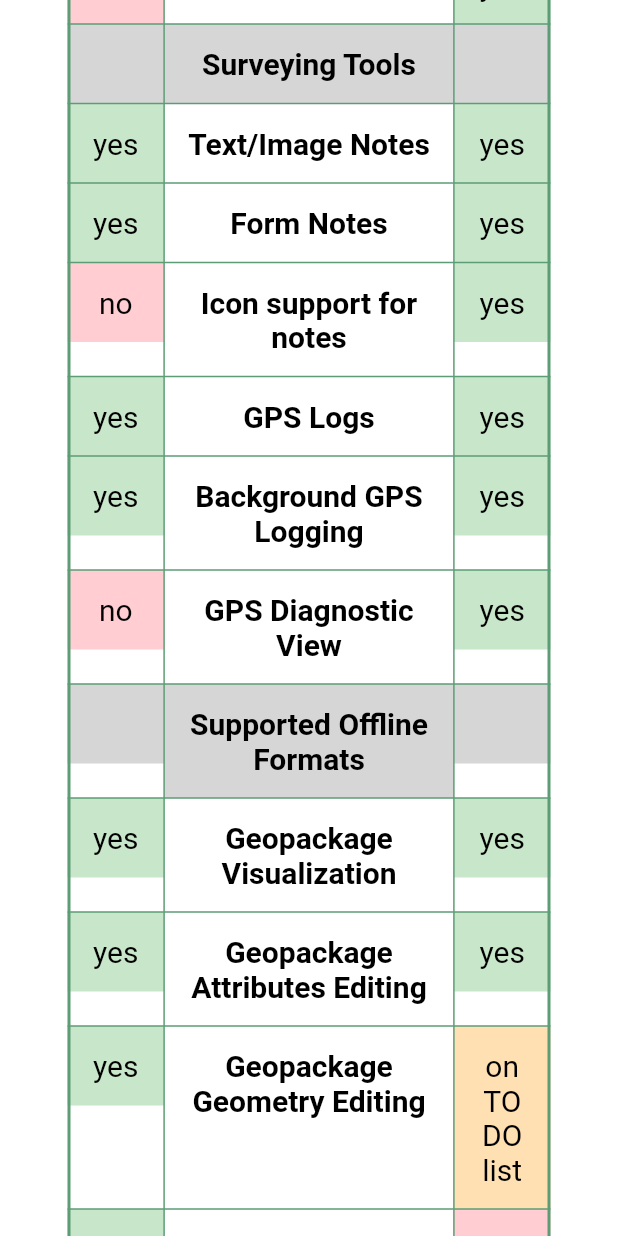
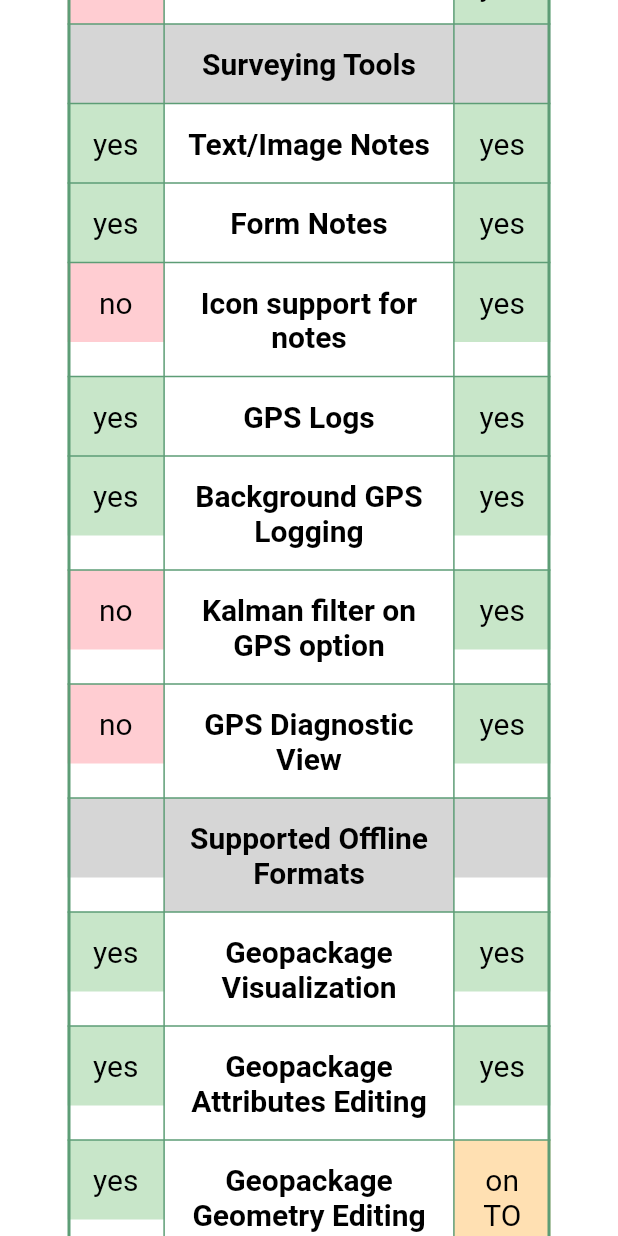
Before and after one commit to geopaparazzi/website, a Flutter app: the screen it shows after launch, scrolled down 1152 dp, on a phone screen of 412 x 824 dp. Run offline on Flutter 3.47's test engine with Material 2 defaults, Android fonts, the light colour scheme and no system bars; our stand-ins replace material_design_icons_flutter; missing offline and left inert: dart:html; Roboto replaces fonts that are missing (Arial).

Commit message:
update site

```diff
--- a/lib/main.dart
+++ b/lib/main.dart
@@ -165,6 +165,7 @@ class _MainPageState extends State<MainPage> {
           rowCells("Icon support for notes", NO, YES),
           rowCells("GPS Logs", YES, YES),
           rowCells("Background GPS Logging", YES, YES),
+          rowCells("Kalman filter on GPS option", NO, YES),
           rowCells("GPS Diagnostic View", NO, YES),
           //
           headerCells("", "Supported Offline Formats", ""),
```
